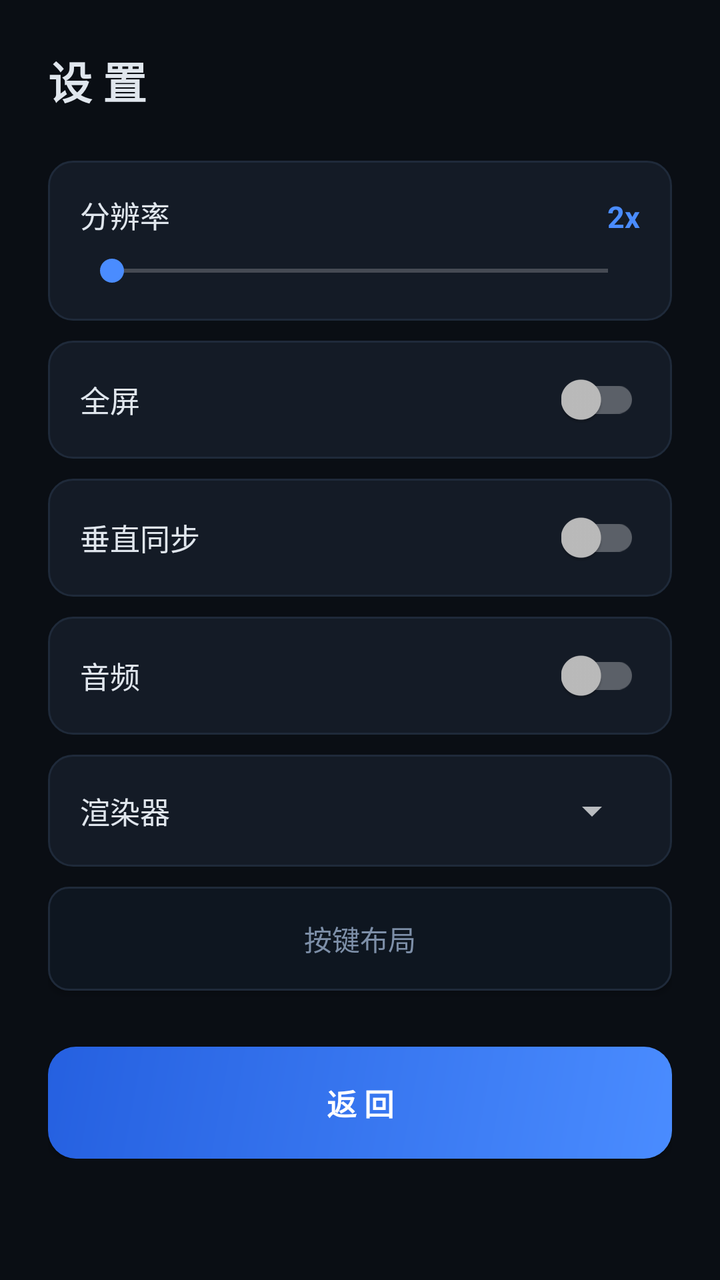
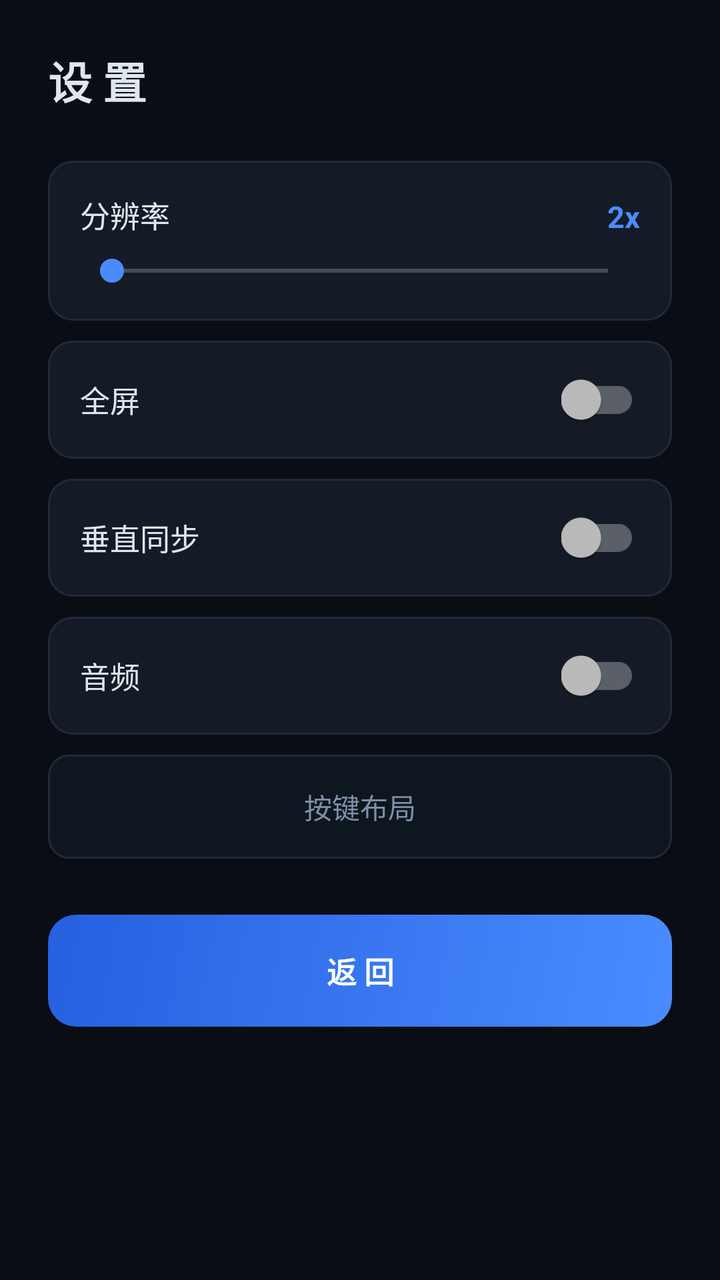

The first picture is an Android layout as it rendered before a commit; the second is the same layout after the commit. The layout source and the unified diff follow.
<!-- AndroidManifest.xml: application theme Theme.UltramanFE0 -->
<!-- res/layout/activity_settings.xml -->
<?xml version="1.0" encoding="utf-8"?>
<ScrollView xmlns:android="http://schemas.android.com/apk/res/android"
    android:layout_width="match_parent" android:layout_height="match_parent"
    android:background="@color/bg">
<LinearLayout
    android:layout_width="match_parent" android:layout_height="wrap_content"
    android:orientation="vertical" android:padding="24dp">
    <TextView android:layout_width="wrap_content" android:layout_height="wrap_content"
        android:text="设 置" android:textColor="#E0E6ED"
        android:textSize="22sp" android:textStyle="bold"/>
    <LinearLayout android:layout_width="match_parent" android:layout_height="wrap_content"
        android:layout_marginTop="24dp" android:background="@drawable/bg_card"
        android:orientation="vertical" android:padding="16dp">
        <LinearLayout android:layout_width="match_parent" android:layout_height="wrap_content"
            android:orientation="horizontal">
            <TextView android:layout_width="0dp" android:layout_height="wrap_content"
                android:layout_weight="1" android:text="分辨率" android:textColor="#E0E6ED" android:textSize="15sp"/>
            <TextView android:id="@+id/tvRes" android:layout_width="wrap_content" android:layout_height="wrap_content"
                android:text="2x" android:textColor="#4A8CFF" android:textSize="15sp" android:textStyle="bold"/>
        </LinearLayout>
        <SeekBar android:id="@+id/sbRes" android:layout_width="match_parent"
            android:layout_height="wrap_content" android:layout_marginTop="8dp"/>
    </LinearLayout>
    <LinearLayout android:layout_width="match_parent" android:layout_height="wrap_content"
        android:layout_marginTop="10dp" android:background="@drawable/bg_card"
        android:gravity="center_vertical" android:orientation="horizontal" android:padding="16dp">
        <TextView android:layout_width="0dp" android:layout_height="wrap_content"
            android:layout_weight="1" android:text="全屏" android:textColor="#E0E6ED" android:textSize="15sp"/>
        <androidx.appcompat.widget.SwitchCompat android:id="@+id/swFullscreen"
            android:layout_width="wrap_content" android:layout_height="wrap_content"/>
    </LinearLayout>
    <LinearLayout android:layout_width="match_parent" android:layout_height="wrap_content"
        android:layout_marginTop="10dp" android:background="@drawable/bg_card"
        android:gravity="center_vertical" android:orientation="horizontal" android:padding="16dp">
        <TextView android:layout_width="0dp" android:layout_height="wrap_content"
            android:layout_weight="1" android:text="垂直同步" android:textColor="#E0E6ED" android:textSize="15sp"/>
        <androidx.appcompat.widget.SwitchCompat android:id="@+id/swVsync"
            android:layout_width="wrap_content" android:layout_height="wrap_content"/>
    </LinearLayout>
    <LinearLayout android:layout_width="match_parent" android:layout_height="wrap_content"
        android:layout_marginTop="10dp" android:background="@drawable/bg_card"
        android:gravity="center_vertical" android:orientation="horizontal" android:padding="16dp">
        <TextView android:layout_width="0dp" android:layout_height="wrap_content"
            android:layout_weight="1" android:text="音频" android:textColor="#E0E6ED" android:textSize="15sp"/>
        <androidx.appcompat.widget.SwitchCompat android:id="@+id/swAudio"
            android:layout_width="wrap_content" android:layout_height="wrap_content"/>
    </LinearLayout>
    <LinearLayout android:layout_width="match_parent" android:layout_height="wrap_content"
        android:layout_marginTop="10dp" android:background="@drawable/bg_card"
        android:gravity="center_vertical" android:orientation="horizontal" android:padding="16dp">
        <TextView android:layout_width="0dp" android:layout_height="wrap_content"
            android:layout_weight="1" android:text="渲染器" android:textColor="#E0E6ED" android:textSize="15sp"/>
        <Spinner android:id="@+id/spBackend" android:layout_width="wrap_content"
            android:layout_height="wrap_content" android:minWidth="120dp"/>
    </LinearLayout>
    <Button android:id="@+id/btnEditButtons"
        android:layout_width="match_parent" android:layout_height="52dp"
        android:layout_marginTop="10dp" android:background="@drawable/bg_btn_secondary"
        android:text="按键布局" android:textColor="#7D8FA8" android:textSize="14sp"/>
    <Button android:id="@+id/btnBack"
        android:layout_width="match_parent" android:layout_height="56dp"
        android:layout_marginTop="28dp" android:background="@drawable/bg_btn_primary"
        android:text="返 回" android:textColor="#FFFFFF"
        android:textSize="15sp" android:textStyle="bold"/>
</LinearLayout>
</ScrollView>
<!-- resources referenced by this layout -->
<resources>
  <color name="bg">#0A0E14</color>
  <!-- drawable bg_btn_primary (drawable) -->
  <?xml version="1.0" encoding="utf-8"?>
  <shape xmlns:android="http://schemas.android.com/apk/res/android">
      <gradient android:angle="135" android:startColor="#4A8CFF" android:endColor="#2560E0"/>
      <corners android:radius="14dp"/>
  </shape>
  <!-- drawable bg_btn_secondary (drawable) -->
  <?xml version="1.0" encoding="utf-8"?>
  <shape xmlns:android="http://schemas.android.com/apk/res/android">
      <solid android:color="#0E1620"/>
      <corners android:radius="10dp"/>
      <stroke android:width="1dp" android:color="#1F2A3A"/>
  </shape>
  <!-- drawable bg_card (drawable) -->
  <?xml version="1.0" encoding="utf-8"?>
  <shape xmlns:android="http://schemas.android.com/apk/res/android">
      <solid android:color="#141B26"/>
      <corners android:radius="12dp"/>
      <stroke android:width="1dp" android:color="#1F2A3A"/>
  </shape>
  <style name="Theme.UltramanFE0" parent="Theme.AppCompat.NoActionBar">
          <item name="colorPrimary">@color/accent</item>
          <item name="colorAccent">@color/accent</item>
          <item name="android:windowBackground">@color/bg</item>
          <item name="android:statusBarColor">@color/bg</item>
          <item name="android:navigationBarColor">@color/bg</item>
      </style>
  <color name="accent">#4A8CFF</color>
</resources>

<!-- the commit's change to res/layout/activity_settings.xml (unified diff, before → after) -->
@@ -45,14 +45,7 @@
         <androidx.appcompat.widget.SwitchCompat android:id="@+id/swAudio"
             android:layout_width="wrap_content" android:layout_height="wrap_content"/>
     </LinearLayout>
-    <LinearLayout android:layout_width="match_parent" android:layout_height="wrap_content"
-        android:layout_marginTop="10dp" android:background="@drawable/bg_card"
-        android:gravity="center_vertical" android:orientation="horizontal" android:padding="16dp">
-        <TextView android:layout_width="0dp" android:layout_height="wrap_content"
-            android:layout_weight="1" android:text="渲染器" android:textColor="#E0E6ED" android:textSize="15sp"/>
-        <Spinner android:id="@+id/spBackend" android:layout_width="wrap_content"
-            android:layout_height="wrap_content" android:minWidth="120dp"/>
-    </LinearLayout>
+    
     <Button android:id="@+id/btnEditButtons"
         android:layout_width="match_parent" android:layout_height="52dp"
         android:layout_marginTop="10dp" android:background="@drawable/bg_btn_secondary"
